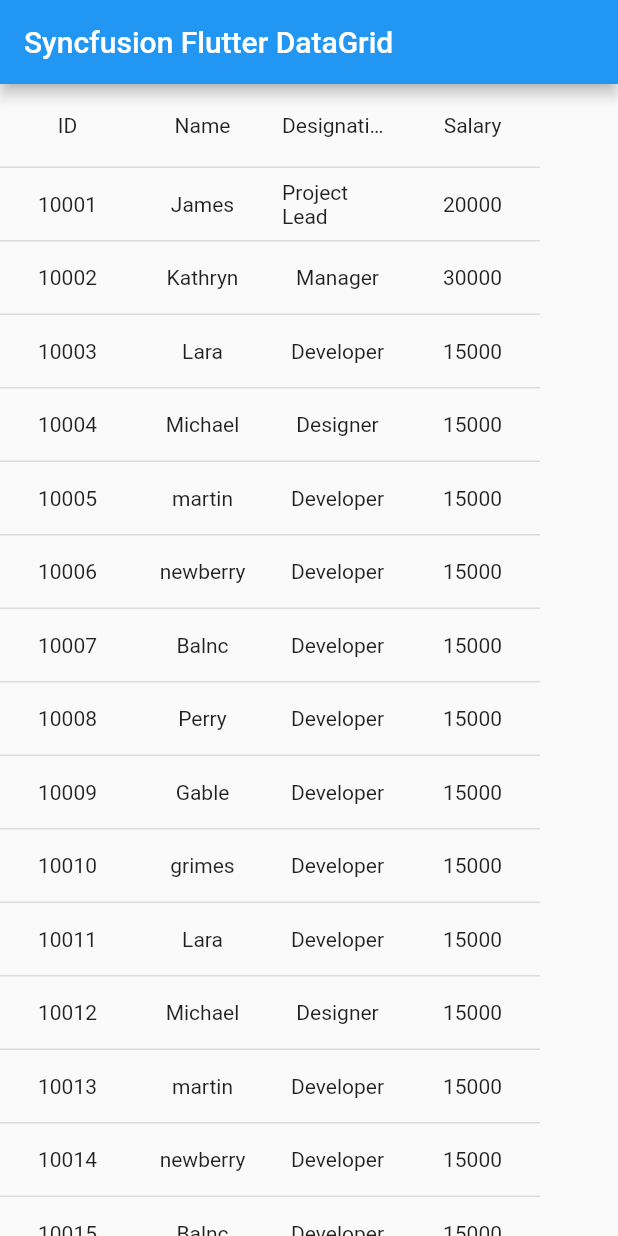
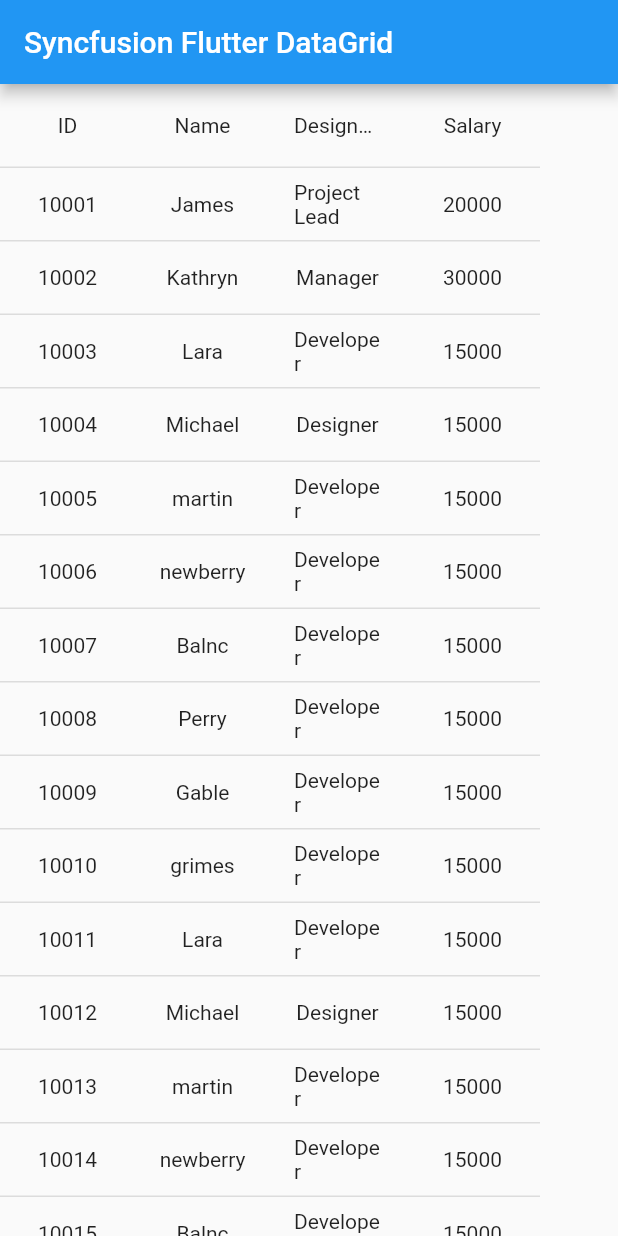
Before and after one commit to SyncfusionExamples/how-to-perform-case-insensitive-sorting-in-flutter-datagrid, a Flutter app: the screen it shows after launch, on a phone screen of 412 x 824 dp. Run offline on Flutter 3.47's test engine with Material 2 defaults, Android fonts, the phone set to English and light mode, and no system bars; drawn by our look-alikes of syncfusion_flutter_datagrid.

Commit message:
Provided the design spec padding value to the cells.

```diff
--- a/lib/main.dart
+++ b/lib/main.dart
@@ -46,7 +46,7 @@ class _MyHomePageState extends State<MyHomePage> {
             GridTextColumn(
                 columnName: 'id',
                 label: Container(
-                    padding: EdgeInsets.all(16.0),
+                    padding: const EdgeInsets.symmetric(horizontal: 16.0),
                     alignment: Alignment.center,
                     child: Text(
                       'ID',
@@ -54,13 +54,13 @@ class _MyHomePageState extends State<MyHomePage> {
             GridTextColumn(
                 columnName: 'name',
                 label: Container(
-                    padding: EdgeInsets.all(8.0),
+                    padding: const EdgeInsets.symmetric(horizontal: 16.0),
                     alignment: Alignment.center,
                     child: Text('Name'))),
             GridTextColumn(
                 columnName: 'designation',
                 label: Container(
-                    padding: EdgeInsets.all(8.0),
+                    padding: const EdgeInsets.symmetric(horizontal: 16.0),
                     alignment: Alignment.center,
                     child: Text(
                       'Designation',
@@ -69,7 +69,7 @@ class _MyHomePageState extends State<MyHomePage> {
             GridTextColumn(
                 columnName: 'salary',
                 label: Container(
-                    padding: EdgeInsets.all(8.0),
+                    padding: const EdgeInsets.symmetric(horizontal: 16.0),
                     alignment: Alignment.center,
                     child: Text('Salary'))),
           ],
@@ -133,7 +133,7 @@ class EmployeeDataSource extends DataGridSource {
         cells: row.getCells().map<Widget>((e) {
       return Container(
         alignment: Alignment.center,
-        padding: EdgeInsets.all(8.0),
+        padding: const EdgeInsets.symmetric(horizontal: 16.0),
         child: Text(e.value.toString()),
       );
     }).toList());
```
